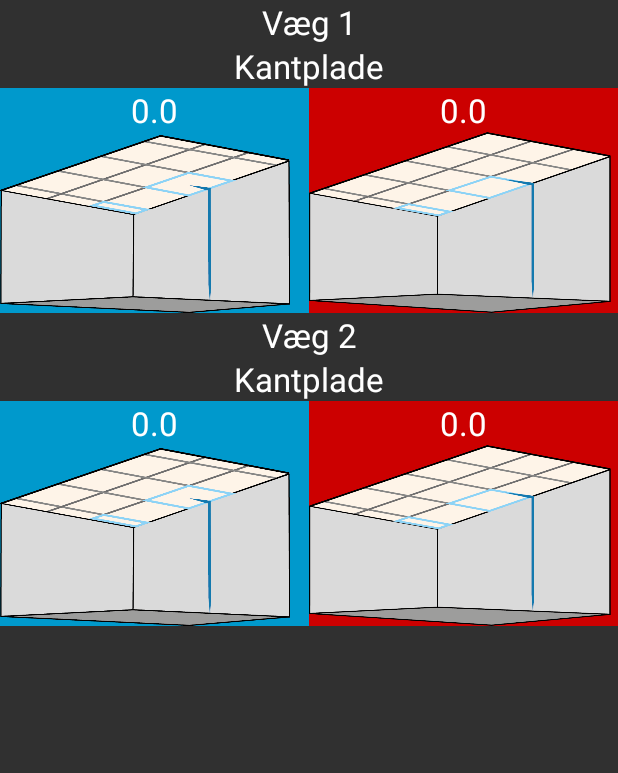
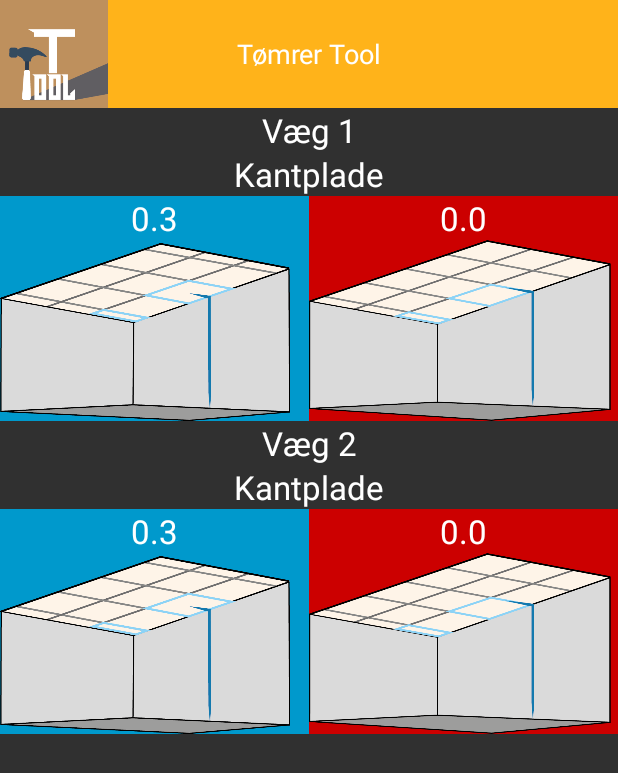
Before and after one commit to ZAN1/tomrer, an Android app: the Loft6060b screen opened directly, with no data from a screen before it, after a tap on "Hent mål", on a phone screen of 412 x 824 dp. Shown: the top 773 px of the screen. Run offline under Robolectric (Android 15) with nearby library versions, the phone set to English and light mode, and no system bars; 2 statements that could not run were skipped.

Commit message:
mangler 3 efter komma

```diff
--- a/MyApplication/app/src/main/AndroidManifest.xml
+++ b/MyApplication/app/src/main/AndroidManifest.xml
@@ -5,8 +5,8 @@
     <application
         android:allowBackup="true"
         android:icon="@mipmap/ic_launcher"
-        android:label="@string/app_name"
-        android:roundIcon="@mipmap/ic_launcher_round"
+        android:label="Tømrer Tool"
+        android:roundIcon="@mipmap/ic_launcher"
         android:supportsRtl="true"
         android:theme="@style/Theme.AppCompat.NoActionBar">
         <activity android:name=".MainActivity">
--- a/MyApplication/app/src/main/java/com/example/klisterdk/tomrer/MainActivity.java
+++ b/MyApplication/app/src/main/java/com/example/klisterdk/tomrer/MainActivity.java
@@ -7,11 +7,11 @@ import android.view.View;
 import android.widget.TextView;
 
 public class MainActivity extends AppCompatActivity {
-
     @Override
     protected void onCreate(Bundle savedInstanceState) {
         super.onCreate(savedInstanceState);
         setContentView(R.layout.activity_main);
+
 
 
         TextView handvarker = (TextView) findViewById(R.id.handvarker);
--- a/MyApplication/app/src/main/java/com/example/klisterdk/tomrer/MesterResult.java
+++ b/MyApplication/app/src/main/java/com/example/klisterdk/tomrer/MesterResult.java
@@ -84,19 +84,30 @@ public class MesterResult extends AppCompatActivity {
         List<Double> fromUregn = addition.Uregn(wall12);
         List<Double> fromUregn2 = addition.Uregn2(wall12);
         //  punktmid.Text = Math.Round(fromUregn[0], 3).ToString();
-        DecimalFormat format = new DecimalFormat("#,###");
-        double dd =Math.round(fromUregn.get(4));
-        String kantplade1Text = String.valueOf(Double.valueOf(format.format(dd)));
+        DecimalFormat format = new DecimalFormat("#.000");
+        double dd1 = fromUregn.get(4);
+            format.format(dd1);
+            //Log.i("log","log" + dd1);
+            //double dd =Math.round(fromUregn.get(4)));
 
-        kantPlade1.setText(kantplade1Text);
-
-        double ss =Math.round(fromUregn2.get(5));
-        String kantPlade2Text = String.valueOf(Double.valueOf(format.format(ss)));
+        String kantplade1Text = String.valueOf(dd1);
 
 
+            DecimalFormat format1 = new DecimalFormat("#.000");
+        kantPlade1.setText(kantplade1Text);
+        double ss1 = fromUregn2.get(5);
+            format1.format(ss1);
+
+
+
+        // double ss =format.format(fromUregn2.get(5));
+            //format.format(ss);
+       String kantPlade2Text = String.valueOf(ss1);
+                //kantPlade2Text
+        kantplade2.setText(kantPlade2Text);
         //     antalplader1.Text = Math.Round(fromUregn[5], 3).ToString();
         //punktmid.Text = fromUregn[3].ToString();
-        kantplade2.setText(kantPlade2Text); //= Math.Round(fromUregn2[5], 3).ToString();
+      ///  kantplade2.setText(kantPlade2Text); //= Math.Round(fromUregn2[5], 3).ToString();
         //   antalplader.Text = Math.Round(fromUregn2[6], 3).ToString();
         // kantplade2.Text = fromUregn2[].ToString();
         // kantplade2.Text = fromUregn2[].ToString();
@@ -104,14 +115,20 @@ public class MesterResult extends AppCompatActivity {
        // double v1 = Double.parseDouble(wall13);
        // double v2 = Double.parseDouble(wall12);
 
-        List<Double> formUregn2wall2 = addition.Uregn2wall2(wall12);
-        double ddv2 = Math.round(formUregn2wall2.get(5));
-        String kantplade1v2Text = String.valueOf(Double.valueOf(format.format(ddv2)));
+        //List<Double> formUregn2wall2 = addition.Uregn2(wall12);
+        //double ddv2 = Math.round(Double.valueOf(format.format(formUregn2wall2.get(5))));
+            DecimalFormat format2 = new DecimalFormat("#.000");
+        double ddv2 = fromUregn.get(4);
+            format2.format(ddv2);
+
+            String kantplade1v2Text = String.valueOf(ddv2);
 
         kantplade1v2.setText(kantplade1v2Text);
-
-           double ssv2 =Math.round(fromUregn2.get(5));
-           String kantPlade2v2Text = String.valueOf(Double.valueOf(format.format(ssv2)));
+            DecimalFormat format3 = new DecimalFormat("#.000");
+            double ssv2 = fromUregn2.get(5);
+            format3.format(ssv2);
+           //double ssv2 =Math.round(Double.valueOf(format.format(fromUregn2.get(5))));
+           String kantPlade2v2Text = String.valueOf(ssv2);
 
            kantplade2v2.setText(kantPlade2v2Text);
 
--- a/MyApplication/app/src/main/res/layout/activity_loft6060b.xml
+++ b/MyApplication/app/src/main/res/layout/activity_loft6060b.xml
@@ -38,7 +38,7 @@
             android:hint="Indsæt mål her"
             android:textAlignment="center"
             android:textSize="42dp"
-            android:inputType="number"/>
+            android:inputType="numberDecimal"/>
 
         <TextView
 
@@ -58,7 +58,7 @@
             android:hint="Indsæt mål her"
             android:textAlignment="center"
             android:textSize="42dp"
-            android:inputType="number"/>
+            android:inputType="numberDecimal"/>
 
         <Button
             android:id="@+id/hent"
--- a/MyApplication/app/src/main/res/layout/activity_mester_result.xml
+++ b/MyApplication/app/src/main/res/layout/activity_mester_result.xml
@@ -4,12 +4,18 @@
     android:layout_height="fill_parent">
     <!-- //alpha program T Tool (Tømrer Tool) name can change do NOT!!! USE!!! WITHOUT!!!! PERMISSION!! by Christian Frederiksen
      COPYRIGHT by Christian Frederiksen do not share the code or program, do not take pictures/ video of the program or send pictures / video of the program or code-->
+
     <LinearLayout
         android:orientation="vertical"
         android:layout_width="match_parent"
         android:layout_height="wrap_content"
         android:gravity="center"
         android:layout_weight="1">
+        <include layout="@layout/toolbar"
+            android:layout_width="match_parent"
+            android:layout_height="wrap_content"
+
+            />
         <LinearLayout
             android:orientation="horizontal"
             android:layout_width="match_parent"
@@ -65,6 +71,7 @@
                 android:background="@android:color/holo_red_dark"
                 android:textAppearance="?android:attr/textAppearanceLarge"
                 android:id="@+id/kantplade1"
+
                 android:layout_weight="0.5" />
         </LinearLayout>
         <LinearLayout
@@ -135,15 +142,15 @@
                 android:textAppearance="?android:attr/textAppearanceLarge"
                 android:id="@+id/kantplade2v2"
                 android:layout_weight="0.5"
-                android:text="its null"/>
+                />
             <TextView
                 android:layout_width="match_parent"
-                android:layout_height="wrap_content"
+                android:layout_height="match_parent"
                 android:gravity="center"
                 android:background="@android:color/holo_red_dark"
                 android:textAppearance="?android:attr/textAppearanceLarge"
                 android:id="@+id/kantplade1v2"
-                android:text="its null"
+
                 android:layout_weight="0.5" />
         </LinearLayout>
         <LinearLayout
@@ -156,10 +163,10 @@
                 android:layout_width="match_parent"
                 android:layout_height="match_parent"
                 android:id="@+id/imageView3"
-                android:gravity="center"
+                android:layout_weight="0.5"
                 android:scaleType="fitXY"
                 android:adjustViewBounds="true"
-                android:layout_weight="0.5"
+                android:gravity="center"
                 android:background="@android:color/holo_blue_dark" />
             <ImageView
                 android:src="@drawable/t1"
```
Also changed, not shown: MyApplication/app/src/main/ic_launcher-web.png (added), MyApplication/app/src/main/res/mipmap-hdpi/ic_launcher.png, MyApplication/app/src/main/res/mipmap-mdpi/ic_launcher.png, MyApplication/app/src/main/res/mipmap-xhdpi/ic_launcher.png, MyApplication/app/src/main/res/mipmap-xxhdpi/ic_launcher.png, MyApplication/app/src/main/res/mipmap-xxxhdpi/ic_launcher.png.
